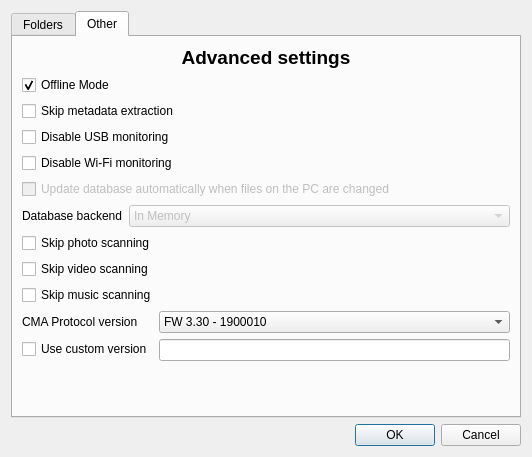
codestation/qcma, file src/forms/configwidget.ui: the form before one commit.
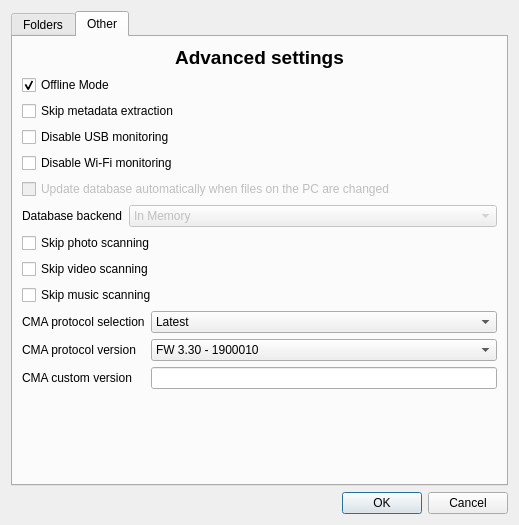
The form after the commit. The open tabs and pages were chosen to show the change.

Commit message: Rework cma protocol selection. Read plugins from current application directory on debug mode.

```diff
--- a/src/forms/configwidget.ui
+++ b/src/forms/configwidget.ui
@@ -6,8 +6,8 @@
    <rect>
     <x>0</x>
     <y>0</y>
-    <width>532</width>
-    <height>457</height>
+    <width>519</width>
+    <height>525</height>
    </rect>
   </property>
   <property name="windowTitle">
@@ -375,17 +375,17 @@
              <property name="fieldGrowthPolicy">
               <enum>QFormLayout::AllNonFixedFieldsGrow</enum>
              </property>
-             <item row="0" column="0">
+             <item row="1" column="0">
               <widget class="QLabel" name="label_10">
                <property name="text">
-                <string>CMA Protocol version</string>
+                <string>CMA protocol version</string>
                </property>
                <property name="alignment">
                 <set>Qt::AlignLeading|Qt::AlignLeft|Qt::AlignVCenter</set>
                </property>
               </widget>
              </item>
-             <item row="0" column="1">
+             <item row="1" column="1">
               <widget class="QComboBox" name="protocolBox">
                <property name="minimumSize">
                 <size>
@@ -445,14 +445,7 @@
                </item>
               </widget>
              </item>
-             <item row="1" column="0">
-              <widget class="QCheckBox" name="customProtocolCheckBox">
-               <property name="text">
-                <string>Use custom version</string>
-               </property>
-              </widget>
-             </item>
-             <item row="1" column="1">
+             <item row="2" column="1">
               <widget class="QLineEdit" name="protocolEdit">
                <property name="inputMask">
                 <string notr="true">9999999</string>
@@ -462,6 +455,39 @@
                </property>
               </widget>
              </item>
+             <item row="0" column="0">
+              <widget class="QLabel" name="label_11">
+               <property name="text">
+                <string>CMA protocol selection</string>
+               </property>
+              </widget>
+             </item>
+             <item row="0" column="1">
+              <widget class="QComboBox" name="protocolModeBox">
+               <item>
+                <property name="text">
+                 <string>Latest</string>
+                </property>
+               </item>
+               <item>
+                <property name="text">
+                 <string>Manual</string>
+                </property>
+               </item>
+               <item>
+                <property name="text">
+                 <string>Custom</string>
+                </property>
+               </item>
+              </widget>
+             </item>
+             <item row="2" column="0">
+              <widget class="QLabel" name="label_12">
+               <property name="text">
+                <string>CMA custom version</string>
+               </property>
+              </widget>
+             </item>
             </layout>
            </item>
            <item>
```
Left out of the diff: 8 changed lines with no effect on the pictures. The commit also changes 7 other files.
